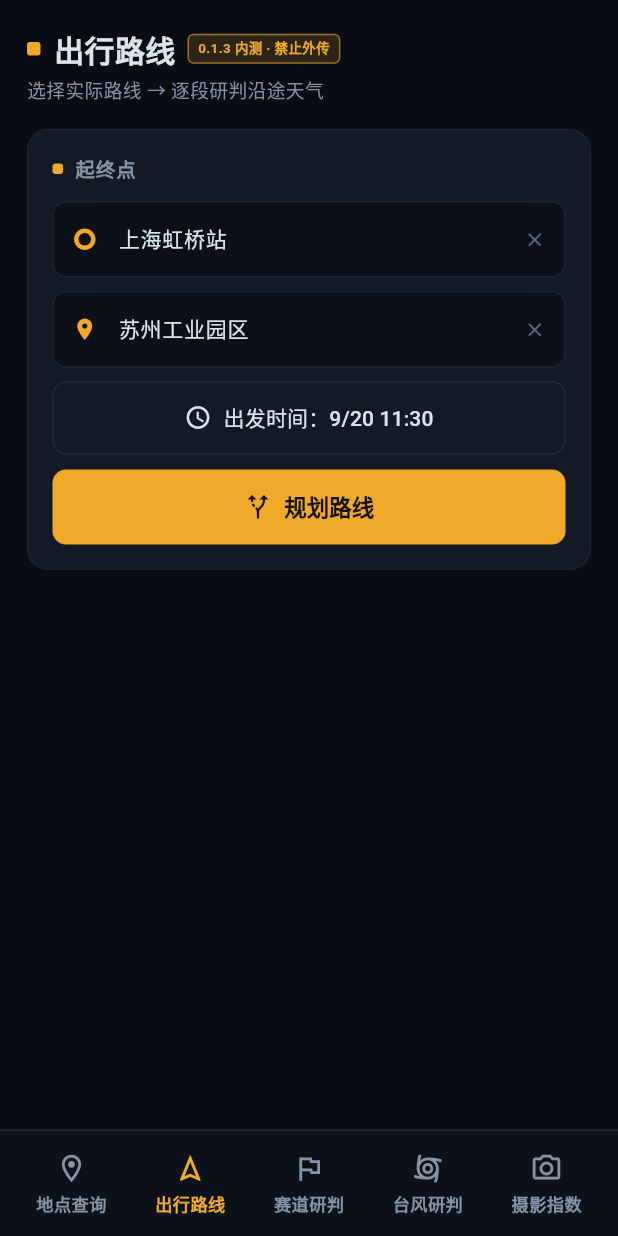
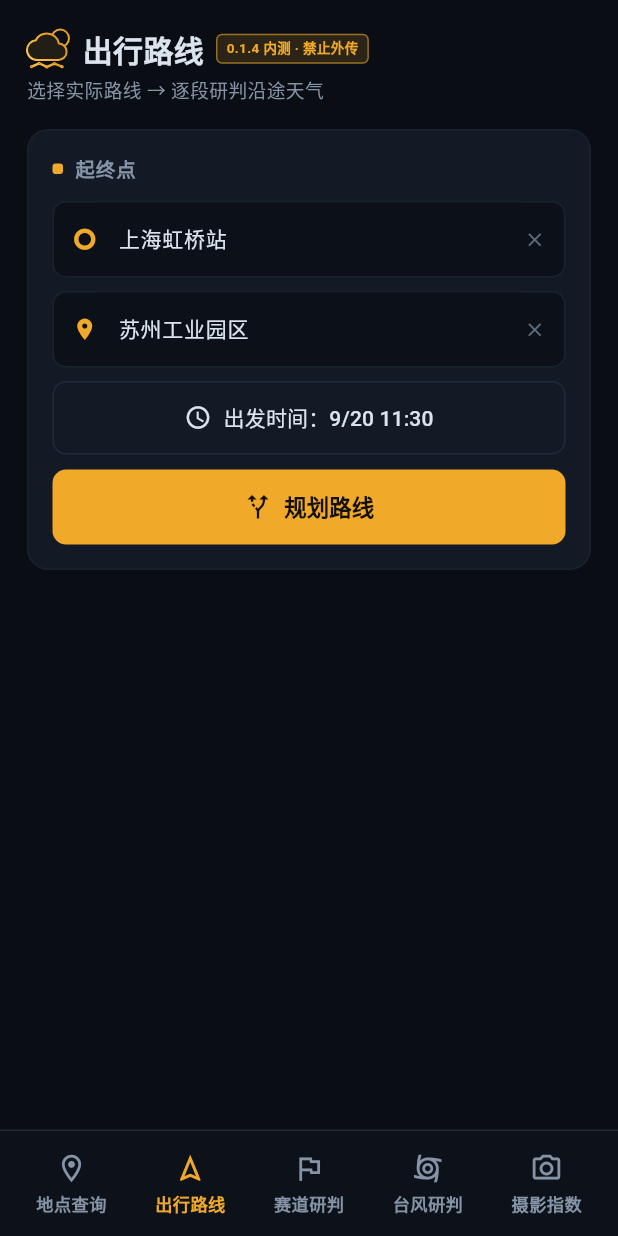
Before and after one commit to lingxixingxi/jishi-weather, a Flutter app: the screen it shows after launch, item 2 of the bottom bar chosen, on a phone screen of 412 x 824 dp. Run offline on Flutter 3.47's test engine with Material 3 defaults, Android fonts, the phone set to English and light mode, and no system bars; our stand-ins replace geolocator, plugin_platform_interface, shared_preferences, stream_transform; missing offline and left inert: amap_flutter_location, x_amap_base; network calls fail; statements that could not run were skipped.

Commit message:
feat: 专属 Logo（线条云 + 太阳 + 五节点轨迹）与启动图标（0.1.4）
## App 内 Logo
- 新增 lib/widgets/app_logo.dart：CustomPainter 矢量绘制
  （不用 PNG 资源 —— 任意 DPI 锐利、不增包体、换色只改常量）
- 图形与 weather-brief/logo/logo-final.svg 同源：
  · 线条云：琥珀描边 + 淡琥珀填充（有体积感但不显实心块）
  · 太阳：轮廓圆，与云交叠处用 BlendMode.dstOut 干净切割（等价 SVG mask），
    不会出现两根弧线交叉
  · 轨迹：五节点折线 —— 呼应 5 源融合，也点了「迹」字
- 线条按渲染像素分档自适应加粗（≤32px 时 ×1.65）：标题旁 28px 下原始比例
  只剩约 0.5 逻辑像素，细到看不清
- 裁掉画布留白（按内容边界映射），小尺寸下图形占比更大
- 替换 home_screen 里原来那个 9×9 琥珀小方块

## 启动图标（Android 自适应图标）
- mipmap-anydpi-v26/ic_launcher.xml 与 ic_launcher_round.xml
- 背景层：mipmap-*/ic_launcher_background.png
  纵向渐变 + 太阳处的琥珀光晕（按 logo-final.svg 原稿）
- 前景层：mipmap-*/ic_launcher_foreground.png
  线条加粗版、透明底、内容缩到中心安全区内（约 61%）
- 传统圆角方形图标 mipmap-*/ic_launcher.png 同步更新
- AndroidManifest 增加 android:roundIcon

## 素材与生成工具
- weather-brief/logo/ 保留 SVG 母版（logo-final.svg、logo-final-mono.svg）
  与生成页面（icon-fg.html、icon-bg.html）—— 改图后重新渲染即可
- 版本 0.1.4+5

真机验证：App 内标题旁 logo、桌面图标（自适应裁切与光晕）均正常。

```diff
--- a/lib/screens/home_screen.dart
+++ b/lib/screens/home_screen.dart
@@ -1,6 +1,7 @@
 import 'package:flutter/material.dart';
 
 import '../theme/app_theme.dart';
+import '../widgets/app_logo.dart';
 import 'location_screen.dart';
 import 'photo_screen.dart';
 import 'route_screen.dart';
@@ -148,7 +149,7 @@ class ScreenScaffold extends StatelessWidget {
                         border: Border.all(color: AppTheme.accent.withValues(alpha: .55)),
                       ),
                       child: const Text(
-                        '0.1.3 内测 · 禁止外传',
+                        '0.1.4 内测 · 禁止外传',
                         style: TextStyle(
                             fontSize: 9, color: AppTheme.accent, fontWeight: FontWeight.w700),
                       ),
@@ -177,16 +178,7 @@ class _Logo extends StatelessWidget {
   const _Logo();
 
   @override
-  Widget build(BuildContext context) {
-    return Container(
-      width: 9,
-      height: 9,
-      decoration: BoxDecoration(
-        color: AppTheme.accent,
-        borderRadius: BorderRadius.circular(2),
-      ),
-    );
-  }
+  Widget build(BuildContext context) => const AppLogo(size: 28);
 }
 
 /// 统一的面板卡片
--- /dev/null
+++ b/lib/widgets/app_logo.dart
@@ -0,0 +1,246 @@
+import 'dart:math' as math;
+
+import 'package:flutter/material.dart';
+
+/// 迹时天气 Logo（矢量绘制）
+///
+/// 与 `weather-brief/logo/logo-final.svg` 同源：
+/// **线条云**（琥珀描边 + 淡琥珀填充）+ **太阳轮廓圆**（与云交叠处被云体切割）
+/// + **五节点轨迹**（呼应 5 源融合）。
+///
+/// 用 [CustomPainter] 而非 PNG 资源：
+/// - 任意 DPI 都锐利（标题旁 28px 与启动图标 512px 共用同一份代码）
+/// - 不增加包体
+/// - 换色只改常量
+///
+/// 线条宽度会按**实际渲染像素**自适应加粗（见 [_strokeBoost]）——
+/// 小尺寸下若按原始比例，线条会细到看不清。
+class AppLogo extends StatelessWidget {
+  final double size;
+
+  /// 是否绘制圆角方形底色（App 标题旁用 false；启动图标用 true）
+  final bool withBackground;
+
+  const AppLogo({super.key, this.size = 28, this.withBackground = false});
+
+  @override
+  Widget build(BuildContext context) => SizedBox(
+        width: size,
+        height: size,
+        child: CustomPaint(painter: _AppLogoPainter(withBackground: withBackground)),
+      );
+}
+
+class _AppLogoPainter extends CustomPainter {
+  final bool withBackground;
+
+  const _AppLogoPainter({required this.withBackground});
+
+  // ==================== 与 SVG 一致的关键参数 ====================
+  // 云的原始形状定义在 24×24 网格上（见 _cloudPath），由下面两个常量缩放定位
+  static const double _cloudScale = 26.196;
+  static const double _cloudDx = 197.65;
+  static const double _cloudDy = 140.65;
+
+  static const Offset _sunCenter = Offset(725.6, 321);
+  static const double _sunRadius = 138;
+
+  /// 线条基准宽度（1024 坐标系，与 SVG 一致）
+  static const double _sunStroke = 19;
+  static const double _cloudStroke = 0.74 * _cloudScale; // ≈19.4
+  static const double _trackStroke = 23;
+  static const double _nodeRadius = 16;
+  static const double _nodeStroke = 12;
+
+  /// 轨迹五节点（呼应 5 源融合）
+  static const List<Offset> _trackPoints = [
+    Offset(270, 770),
+    Offset(391, 718),
+    Offset(512, 776),
+    Offset(633, 724),
+    Offset(754, 772),
+  ];
+
+  /// 内容实际边界（1024 坐标系）—— 用于裁掉画布上的多余留白，
+  /// 这样小尺寸下图形占比更大、更清晰
+  static const Rect _content = Rect.fromLTRB(197.65, 183, 864, 792);
+
+  // ==================== 颜色 ====================
+  static const Color _accentA = Color(0xFFFFC850);
+  static const Color _accentB = Color(0xFFDE9018);
+  static const Color _bgTop = Color(0xFF151C28);
+  static const Color _bgBottom = Color(0xFF0A0E14);
+  static const Color _nodeHole = Color(0xFF0E1420);
+
+  /// 线条加粗系数
+  ///
+  /// 基准线条在 1024 画布上是 19px；缩到 28px 显示时只剩 0.5 逻辑像素，
+  /// 细到几乎看不见。因此按 widget 的实际像素宽度分档加粗。
+  static double _strokeBoost(double pixels) {
+    if (pixels <= 32) return 1.65;
+    if (pixels <= 64) return 1.35;
+    if (pixels <= 128) return 1.15;
+    return 1.0;
+  }
+
+  @override
+  void paint(Canvas canvas, Size size) {
+    if (size.width <= 0 || size.height <= 0) return;
+
+    final scale = math.min(
+      size.width / _content.width,
+      size.height / _content.height,
+    );
+
+    canvas.save();
+    // 把 _content 区域映射到整个 widget
+    canvas.translate(
+      (size.width - _content.width * scale) / 2 - _content.left * scale,
+      (size.height - _content.height * scale) / 2 - _content.top * scale,
+    );
+    canvas.scale(scale);
+
+    final boost = _strokeBoost(size.width);
+
+    if (withBackground) _paintBackground(canvas);
+
+    final cloud = _cloudPath();
+    _paintSun(canvas, cloud, boost);
+    _paintCloud(canvas, cloud, boost);
+    _paintTrack(canvas, boost);
+
+    canvas.restore();
+  }
+
+  // ==================== 各部件 ====================
+
+  void _paintBackground(Canvas canvas) {
+    final rect = Rect.fromLTWH(
+      _content.left - 40,
+      _content.top - 40,
+      _content.width + 80,
+      _content.height + 80,
+    );
+    canvas.drawRect(
+      rect,
+      Paint()
+        ..shader = const LinearGradient(
+          begin: Alignment.topCenter,
+          end: Alignment.bottomCenter,
+          colors: [_bgTop, _bgBottom],
+        ).createShader(rect),
+    );
+  }
+
+  /// 太阳：描边圆，并用「云的区域」把交叠部分挖掉（等价于 SVG 的 mask）
+  void _paintSun(Canvas canvas, Path cloud, double boost) {
+    final stroke = _sunStroke * boost;
+    final bounds = Rect.fromCircle(center: _sunCenter, radius: _sunRadius + stroke);
+    canvas.saveLayer(bounds, Paint());
+
+    final sun = Path()..addOval(Rect.fromCircle(center: _sunCenter, radius: _sunRadius));
+    canvas.drawPath(
+      sun,
+      Paint()
+        ..style = PaintingStyle.stroke
+        ..strokeWidth = stroke
+        ..shader = _accentShader(bounds),
+    );
+
+    // 挖掉云体覆盖的部分：dstOut 按源的 alpha 清除已有像素
+    canvas.drawPath(
+      cloud,
+      Paint()
+        ..style = PaintingStyle.fill
+        ..blendMode = BlendMode.dstOut,
+    );
+
+    canvas.restore();
+  }
+
+  void _paintCloud(Canvas canvas, Path cloud, double boost) {
+    final bounds = cloud.getBounds();
+    // 淡琥珀填充（初版的浓度）
+    canvas.drawPath(
+      cloud,
+      Paint()
+        ..style = PaintingStyle.fill
+        ..color = const Color(0xFFF0A928).withValues(alpha: 0.10),
+    );
+    // 琥珀描边
+    canvas.drawPath(
+      cloud,
+      Paint()
+        ..style = PaintingStyle.stroke
+        ..strokeWidth = _cloudStroke * boost
+        ..strokeJoin = StrokeJoin.round
+        ..shader = _accentShader(bounds),
+    );
+  }
+
+  void _paintTrack(Canvas canvas, double boost) {
+    final track = Path()..moveTo(_trackPoints.first.dx, _trackPoints.first.dy);
+    for (var i = 1; i < _trackPoints.length; i++) {
+      track.lineTo(_trackPoints[i].dx, _trackPoints[i].dy);
+    }
+    final bounds = track.getBounds().inflate(_trackStroke * boost);
+
+    canvas.drawPath(
+      track,
+      Paint()
+        ..style = PaintingStyle.stroke
+        ..strokeWidth = _trackStroke * boost
+        ..strokeCap = StrokeCap.round
+        ..strokeJoin = StrokeJoin.round
+        ..shader = _accentShader(bounds),
+    );
+
+    for (final p in _trackPoints) {
+      // 节点底色（挖空感）
+      canvas.drawCircle(p, _nodeRadius, Paint()..color = _nodeHole);
+      canvas.drawCircle(
+        p,
+        _nodeRadius,
+        Paint()
+          ..style = PaintingStyle.stroke
+          ..strokeWidth = _nodeStroke * boost
+          ..shader = _accentShader(
+            Rect.fromCircle(center: p, radius: _nodeRadius + _nodeStroke * boost),
+          ),
+      );
+    }
+  }
+
+  Shader _accentShader(Rect bounds) => const LinearGradient(
+        begin: Alignment.bottomLeft,
+        end: Alignment.topRight,
+        colors: [_accentA, _accentB],
+      ).createShader(bounds);
+
+  /// 云形状 —— 与 SVG 的 `#cloudShape` 完全相同（24×24 网格上的三次贝塞尔）
+  ///
+  /// 想换云形，改这里即可（改完请同步 `weather-brief/logo/logo-final.svg`）。
+  Path _cloudPath() {
+    final p = Path()
+      ..moveTo(19.35, 10.04)
+      ..cubicTo(18.67, 6.59, 15.64, 4, 12, 4)
+      ..cubicTo(9.11, 4, 6.6, 5.64, 5.35, 8.04)
+      ..cubicTo(2.34, 8.36, 0, 10.91, 0, 14)
+      ..cubicTo(0, 17.31, 2.69, 20, 6, 20)
+      ..lineTo(19, 20)
+      ..cubicTo(21.76, 20, 24, 17.76, 24, 15)
+      ..cubicTo(24, 12.36, 21.95, 10.22, 19.35, 10.04)
+      ..close();
+
+    return p.transform(
+      (Matrix4.identity()
+            ..translate(_cloudDx, _cloudDy)
+            ..scale(_cloudScale, _cloudScale))
+          .storage,
+    );
+  }
+
+  @override
+  bool shouldRepaint(covariant _AppLogoPainter old) =>
+      old.withBackground != withBackground;
+}
--- a/pubspec.yaml
+++ b/pubspec.yaml
@@ -16,7 +16,7 @@ publish_to: 'none' # Remove this line if you wish to publish to pub.dev
 # https://developer.apple.com/library/archive/documentation/General/Reference/InfoPlistKeyReference/Articles/CoreFoundationKeys.html
 # In Windows, build-name is used as the major, minor, and patch parts
 # of the product and file versions while build-number is used as the build suffix.
-version: 0.1.3+4
+version: 0.1.4+5
 
 environment:
   sdk: ^3.13.3
```
Also changed, not shown: 19 other files.
